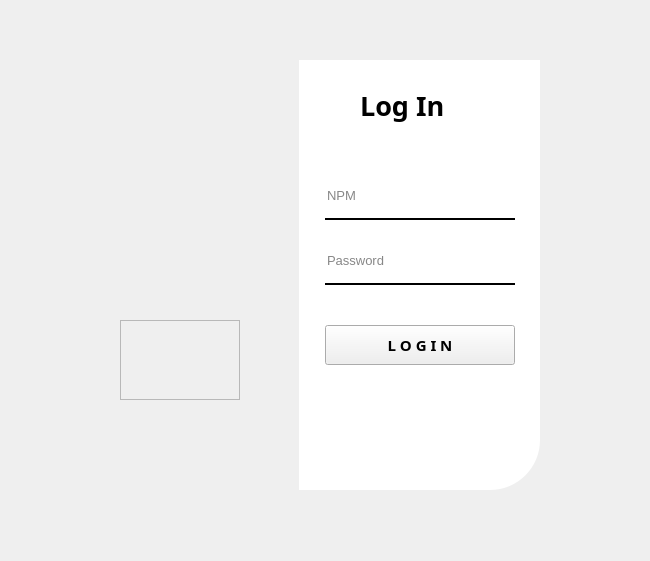
First picture: the form in from/Login.ui, repository kouuch/projekUas_Visual3, before the edit.
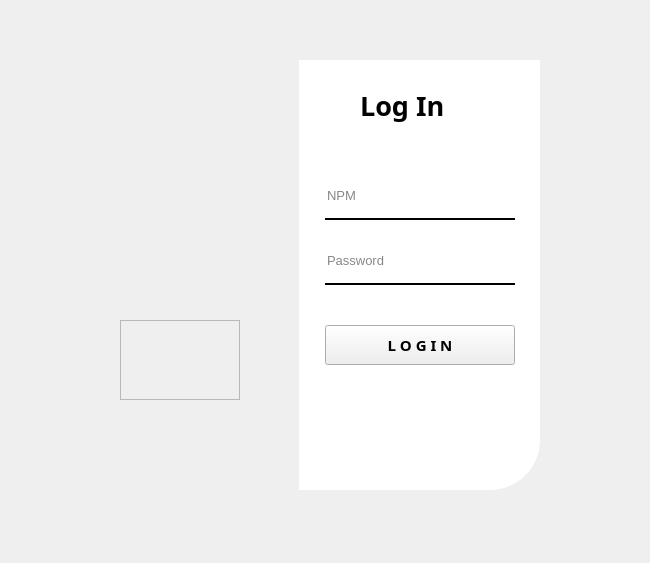
Second picture: the form after the edit. Icons and pictures are not drawn.

The edit to the form file:
```diff
--- a/from/Login.ui
+++ b/from/Login.ui
@@ -7,7 +7,7 @@
     <x>0</x>
     <y>0</y>
     <width>650</width>
-    <height>561</height>
+    <height>563</height>
    </rect>
   </property>
   <property name="windowTitle">
```
Left out of the diff: 2 changed lines with no effect on the pictures.
